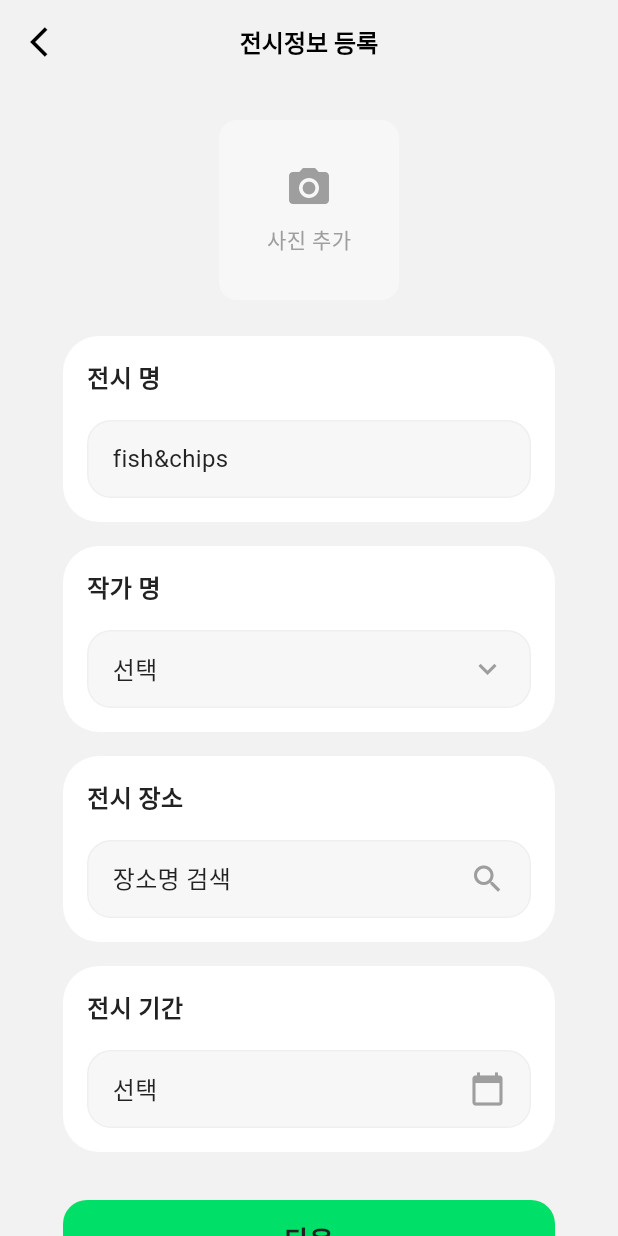
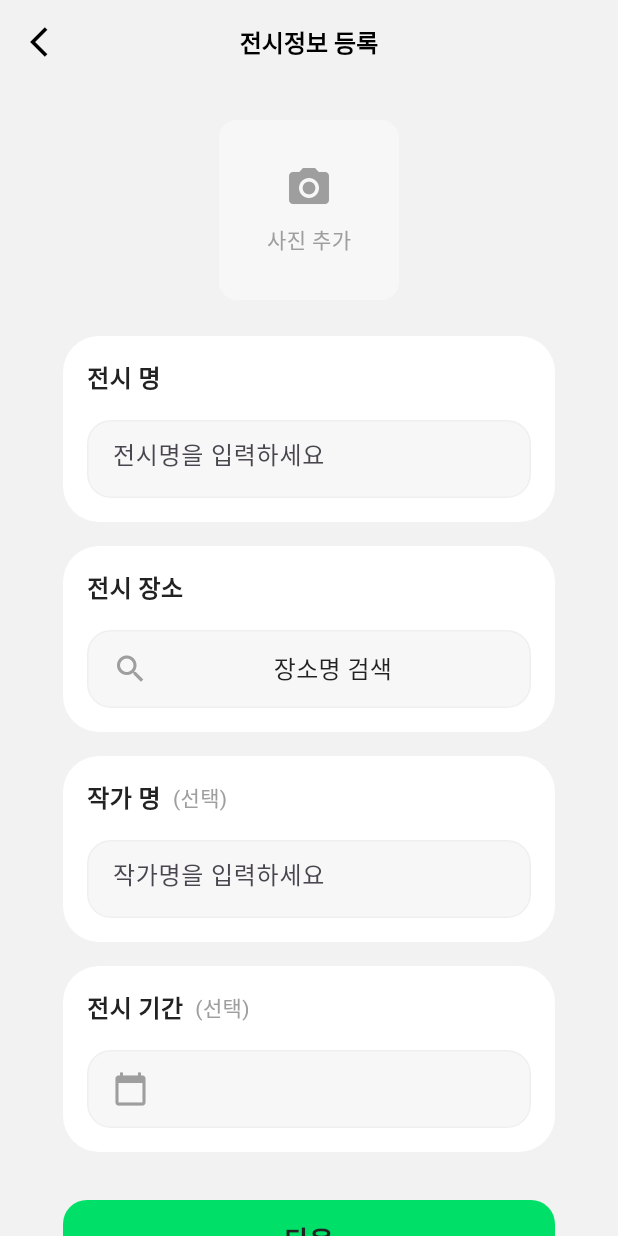
Before and after one commit to artlogofficial/artlog-app-mvp, a Flutter app: the ExRegisterPage screen opened directly, on a phone screen of 412 x 824 dp. Run offline on Flutter 3.47's test engine with Material 3 defaults, Android fonts, the phone set to English and light mode, and no system bars; our stand-ins replace cloud_firestore, firebase_auth, firebase_core; missing offline and left inert: kakao_flutter_sdk; accounts and stored records are empty; Roboto replaces fonts that are missing (Pretendard).

Commit message:
<ui>(exregi): 카드  ui 구현

```diff
--- a/lib/ui/pages/ex_register/ex_register_page.dart
+++ b/lib/ui/pages/ex_register/ex_register_page.dart
@@ -1,9 +1,12 @@
 import 'package:flutter/material.dart';
 import 'package:artlog_app_mvp/ui/widgets/appbars/custom_appbar.dart';
 import 'package:artlog_app_mvp/ui/widgets/cards/ex_register_card.dart';
-import 'package:artlog_app_mvp/ui/widgets/buttons/contained_button.dart'; // ContainedButton 추가
+import 'package:artlog_app_mvp/ui/widgets/buttons/contained_button.dart';
 
 class ExRegisterPage extends StatelessWidget {
+  final TextEditingController exhibitionNameController = TextEditingController();
+  final TextEditingController artistNameController = TextEditingController();
+
   @override
   Widget build(BuildContext context) {
     return Scaffold(
@@ -13,15 +16,15 @@ class ExRegisterPage extends StatelessWidget {
         showBackButton: true,
       ),
       body: SingleChildScrollView(
-        child: Center( // 🔹 중앙 정렬 적용
+        child: Center(
           child: Padding(
             padding: const EdgeInsets.symmetric(horizontal: 16),
             child: Column(
-              crossAxisAlignment: CrossAxisAlignment.center, // 🔹 모든 요소 중앙 정렬
+              crossAxisAlignment: CrossAxisAlignment.center,
               children: [
                 const SizedBox(height: 24),
 
-                // 사진 추가 영역
+                // 📌 사진 추가 영역
                 Container(
                   width: 120,
                   height: 120,
@@ -48,47 +51,48 @@ class ExRegisterPage extends StatelessWidget {
                 ),
                 const SizedBox(height: 24),
 
-                // 전시명 입력
+                // 📌 전시명 입력 (TextField)
                 ExRegisterCard(
                   title: "전시 명",
-                  hintText: "fish&chips",
+                  isTextField: true,
+                  hintText: "전시명을 입력하세요",
+                  controller: exhibitionNameController,
                 ),
                 const SizedBox(height: 16),
 
-                // 작가명 입력
-                ExRegisterCard(
-                  title: "작가 명",
-                  hintText: "선택",
-                  trailing: Icon(Icons.keyboard_arrow_down, color: Colors.grey),
-                  onTap: () {
-                    // TODO: 작가명 선택 기능 추가
-                  },
-                ),
-                const SizedBox(height: 16),
-
-                // 전시장소 입력
+                // 📌 전시장소 입력 (기존 방식 유지)
                 ExRegisterCard(
                   title: "전시 장소",
                   hintText: "장소명 검색",
-                  trailing: Icon(Icons.search, color: Colors.grey),
+                  leadingIcon: Icon(Icons.search, color: Colors.grey),
                   onTap: () {
                     // TODO: 장소 검색 기능 추가
                   },
                 ),
                 const SizedBox(height: 16),
 
-                // 전시 기간 입력
+                // 📌 작가명 입력 (TextField, 선택 항목)
+                ExRegisterCard(
+                  title: "작가 명",
+                  optionalHint: "(선택)", // "선택" 표시 추가
+                  isTextField: true,
+                  hintText: "작가명을 입력하세요",
+                  controller: artistNameController,
+                ),
+                const SizedBox(height: 16),
+
+                // 📌 전시기간 입력 (기존 방식 유지)
                 ExRegisterCard(
                   title: "전시 기간",
-                  hintText: "선택",
-                  trailing: Icon(Icons.calendar_today, color: Colors.grey),
+                  optionalHint: "(선택)", // "선택" 표시 추가
+                  leadingIcon: Icon(Icons.calendar_today, color: Colors.grey),
                   onTap: () {
                     // TODO: 캘린더 기능 추가
                   },
                 ),
                 const SizedBox(height: 32),
 
-                // "다음" 버튼 - 중앙 정렬 적용
+                // 📌 "다음" 버튼 - 중앙 정렬
                 Center(
                   child: ContainedButton(
                     text: "다음",
--- a/lib/ui/widgets/cards/ex_register_card.dart
+++ b/lib/ui/widgets/cards/ex_register_card.dart
@@ -3,15 +3,21 @@ import 'package:flutter/material.dart';
 class ExRegisterCard extends StatelessWidget {
   final String title;
   final String? hintText;
-  final Widget? trailing;
+  final String? optionalHint; // 선택적으로 표시될 작은 텍스트 (ex: "선택")
+  final Widget? leadingIcon; // 왼쪽 아이콘 추가
   final VoidCallback? onTap;
+  final bool isTextField; // TextField 여부 추가
+  final TextEditingController? controller; // TextField 컨트롤러 추가
 
   const ExRegisterCard({
     Key? key,
     required this.title,
     this.hintText,
-    this.trailing,
+    this.optionalHint,
+    this.leadingIcon,
     this.onTap,
+    this.isTextField = false, // 기본값 false로 설정
+    this.controller,
   }) : super(key: key);
 
   @override
@@ -28,6 +34,9 @@ class ExRegisterCard extends StatelessWidget {
       child: Column(
         crossAxisAlignment: CrossAxisAlignment.start,
         children: [
+          // 제목 + 선택 텍스트 조합
+          Row(
+            children: [
               Text(
                 title,
                 style: const TextStyle(
@@ -36,8 +45,44 @@ class ExRegisterCard extends StatelessWidget {
                   fontWeight: FontWeight.w600,
                 ),
               ),
+              if (optionalHint != null) ...[
+                const SizedBox(width: 8), // 간격 조정
+                Text(
+                  optionalHint!,
+                  style: const TextStyle(
+                    color: Color(0xFF9E9E9E),
+                    fontSize: 14,
+                    fontWeight: FontWeight.w400,
+                  ),
+                ),
+              ],
+            ],
+          ),
           const SizedBox(height: 16),
-          GestureDetector(
+
+          // 입력 필드 또는 버튼 선택
+          isTextField
+              ? Container(
+                  width: double.infinity,
+                  height: 52,
+                  padding: const EdgeInsets.symmetric(horizontal: 16),
+                  decoration: ShapeDecoration(
+                    color: Color(0xFFF7F7F7),
+                    shape: RoundedRectangleBorder(
+                      side: const BorderSide(width: 1, color: Color(0xFFEFEFEF)),
+                      borderRadius: BorderRadius.circular(16),
+                    ),
+                  ),
+                  child: TextField(
+                    controller: controller,
+                    decoration: InputDecoration(
+                      hintText: hintText,
+                      border: InputBorder.none,
+                      contentPadding: const EdgeInsets.symmetric(vertical: 16), // 높이 맞춤
+                    ),
+                  ),
+                )
+              : GestureDetector(
                   onTap: onTap,
                   child: Container(
                     width: double.infinity,
@@ -46,22 +91,28 @@ class ExRegisterCard extends StatelessWidget {
                     decoration: ShapeDecoration(
                       color: Color(0xFFF7F7F7),
                       shape: RoundedRectangleBorder(
-                  side: BorderSide(width: 1, color: Color(0xFFEFEFEF)),
+                        side: const BorderSide(width: 1, color: Color(0xFFEFEFEF)),
                         borderRadius: BorderRadius.circular(16),
                       ),
                     ),
                     child: Row(
-                mainAxisAlignment: MainAxisAlignment.spaceBetween,
+                      mainAxisAlignment: MainAxisAlignment.start, // 왼쪽 정렬
                       children: [
-                  Text(
+                        if (leadingIcon != null) ...[
+                          leadingIcon!,
+                          const SizedBox(width: 8), // 아이콘과 텍스트 간격
+                        ],
+                        Expanded(
+                          child: Text(
                             hintText ?? "",
+                            textAlign: TextAlign.center,
                             style: const TextStyle(
                               color: Color(0xFF222222),
                               fontSize: 16,
                               fontWeight: FontWeight.w400,
                             ),
                           ),
-                  if (trailing != null) trailing!,
+                        ),
                       ],
                     ),
                   ),
```
Lines whose indentation alone changed are shown as unchanged.
